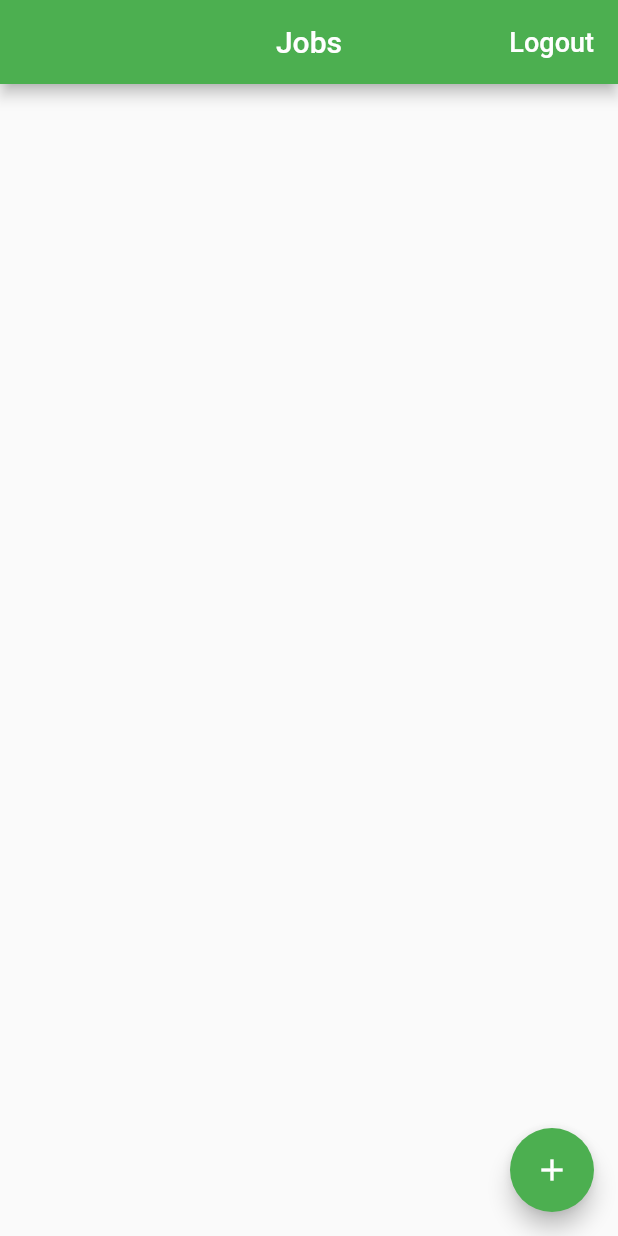
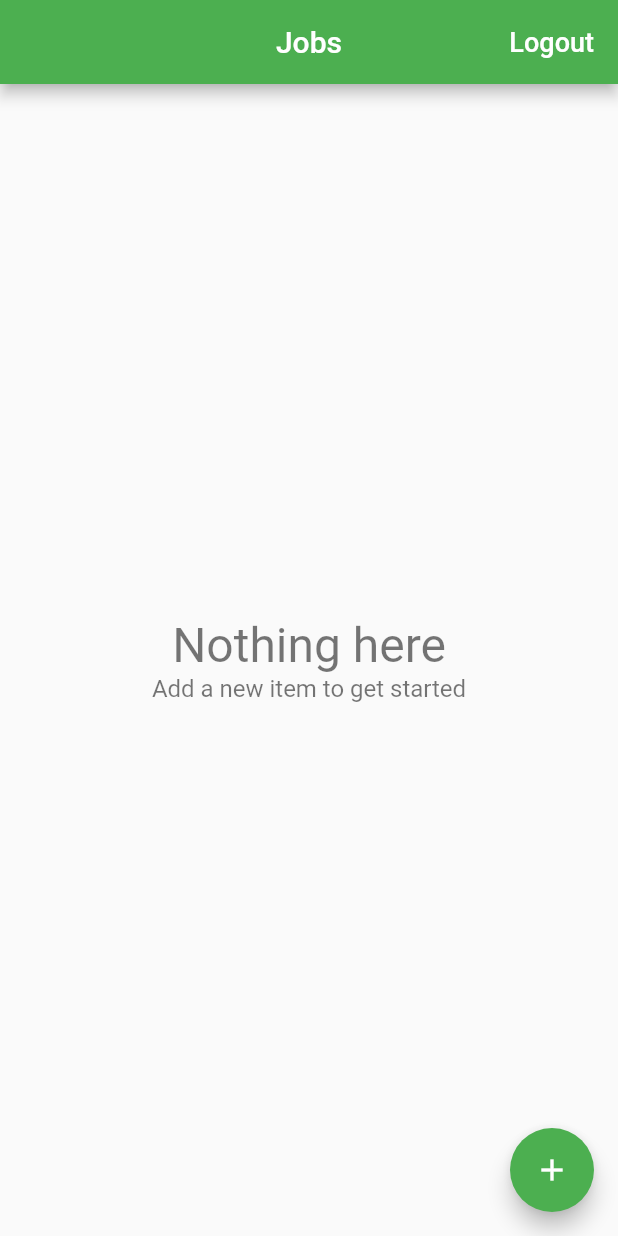
Before and after one commit to shibien/time-tracker-flutter-course, a Flutter app: the screen it shows once a user with an empty profile is signed in, on a phone screen of 412 x 824 dp. Run offline on Flutter 3.47's test engine with Material 2 defaults, Android fonts, the phone set to English and light mode, and no system bars; our stand-ins replace cloud_firestore, firebase_auth, firebase_core, google_sign_in; missing offline and left inert: flutter_facebook_login; accounts and stored records are empty.

Commit message:
add Jobs

```diff
--- /dev/null
+++ b/lib/app/home/jobs/empty_content.dart
@@ -0,0 +1,30 @@
+import 'package:flutter/material.dart';
+
+class EmptyContent extends StatelessWidget {
+  const EmptyContent({
+    Key key,
+    this.title = 'Nothing here',
+    this.message = 'Add a new item to get started',
+  }) : super(key: key);
+  final String title;
+  final String message;
+
+  @override
+  Widget build(BuildContext context) {
+    return Center(
+      child: Column(
+        mainAxisAlignment: MainAxisAlignment.center,
+        children: <Widget>[
+          Text(
+            title,
+            style: TextStyle(fontSize: 32.0, color: Colors.black54),
+          ),
+          Text(
+            message,
+            style: TextStyle(fontSize: 16.0, color: Colors.black54),
+          ),
+        ],
+      ),
+    );
+  }
+}
--- a/lib/app/home/jobs_page.dart
+++ b/lib/app/home/jobs/jobs_page.dart
@@ -1,9 +1,13 @@
 import 'package:flutter/material.dart';
 import 'package:provider/provider.dart';
+import 'package:time_tracker_flutter_course/app/home/jobs/edit_job_page.dart';
+import 'package:time_tracker_flutter_course/app/home/jobs/job_list_tile.dart';
 import 'package:time_tracker_flutter_course/app/home/models/job.dart';
 import 'package:time_tracker_flutter_course/common_widgets/platform_alert_dialog.dart';
 import 'package:time_tracker_flutter_course/services/auth.dart';
 import 'package:time_tracker_flutter_course/services/database.dart';
+
+import 'empty_content.dart';
 
 class JobsPage extends StatelessWidget {
   // HomePage({@required this.auth});
@@ -33,14 +37,13 @@ class JobsPage extends StatelessWidget {
     }
   }
 
-  Future<void> _createJob(BuildContext context) async {
-      final database = Provider.of<Database>(context, listen: false);
-      await database.createJob(Job(name: 'Blogging', ratePerHour: 10));
-  }
+  // Future<void> _createJob(BuildContext context) async {
+  //     final database = Provider.of<Database>(context, listen: false);
+  //     await database.createJob(Job(name: 'Blogging', ratePerHour: 10));
+  // }
 
   @override
   Widget build(BuildContext context) {
-
     return Scaffold(
       appBar: AppBar(
         title: Text('Jobs'),
@@ -61,7 +64,8 @@ class JobsPage extends StatelessWidget {
       body: _buildContents(context),
       floatingActionButton: FloatingActionButton(
         child: Icon(Icons.add),
-        onPressed: () => _createJob(context),
+        onPressed: () => EditJobPage.show(context),
+        // onPressed: () => _createJob(context),
       ),
     );
   }
@@ -71,10 +75,18 @@ class JobsPage extends StatelessWidget {
     return StreamBuilder<List<Job>>(
       stream: database.jobsStream(),
       builder: (context, snapshot) {
-        if(snapshot.hasData){
+        if (snapshot.hasData) {
           final jobs = snapshot.data;
-          final children = jobs.map((job) => Text(job.name)).toList();
-          return ListView(children: children);
+          if (jobs.isNotEmpty) {
+            final children = jobs
+                .map((job) => JobListTile(
+                      job: job,
+                      onTap: () => EditJobPage.show(context, job: job),
+                    ))
+                .toList();
+            return ListView(children: children);
+          }
+          return EmptyContent();
         }
         if (snapshot.hasError) {
           return Center(child: Text('Some error occurred'));
--- a/lib/app/home/models/job.dart
+++ b/lib/app/home/models/job.dart
@@ -1,18 +1,19 @@
 import 'package:flutter/foundation.dart';
 
 class Job {
-  Job({@required this.name, @required this.ratePerHour});
-
+  Job({@required this.id, @required this.name, @required this.ratePerHour});
+  final String id;
   final String name;
   final int ratePerHour;
 
-  factory Job.fromMap(Map<String, dynamic> data) {
+  factory Job.fromMap(Map<String, dynamic> data, String documentId) {
     if(data == null) {
       return null;
     }
     final String name = data['name'];
     final int ratePerHour = data['ratePerHour'];
     return Job(
+      id: documentId,
       name: name,
       ratePerHour: ratePerHour,
     );
--- a/lib/app/landing_page.dart
+++ b/lib/app/landing_page.dart
@@ -1,9 +1,10 @@
 import 'package:flutter/material.dart';
 import 'package:provider/provider.dart';
-import 'file:///D:/Documents_Alex/Projets/Flutter/Andrea-Flutter_Firebase_Build_a_Complete_App/MyCode/time_tracker_flutter_course/lib/app/home/jobs_page.dart';
 import 'package:time_tracker_flutter_course/app/sign-in/sign_in_page.dart';
 import 'package:time_tracker_flutter_course/services/auth.dart';
 import 'package:time_tracker_flutter_course/services/database.dart';
+
+import 'home/jobs/jobs_page.dart';
 
 //class LandingPage extends StatefulWidget {
 class LandingPage extends StatelessWidget {
--- a/lib/services/firestore_service.dart
+++ b/lib/services/firestore_service.dart
@@ -13,12 +13,12 @@ class FirestoreService {
 
   Stream<List<T>> collectionStream<T>({
     @required String path,
-    @required T builder(Map<String, dynamic> data),
+    @required T builder(Map<String, dynamic> data, String documentId),
   }) {
     final reference = FirebaseFirestore.instance.collection(path);
     final snapshots = reference.snapshots();
     return snapshots.map((snapshot) =>
         snapshot.docs.map(
-                (snapshot) => builder(snapshot.data())).toList());
+                (snapshot) => builder(snapshot.data(), snapshot.id)).toList());
   }
 }
```
Also changed, not shown: lib/app/home/jobs/edit_job_page.dart (added, +144 -0 lines), lib/app/home/jobs/job_list_tile.dart (added, +17 -0 lines), lib/app/home/jobs/list_item_builder.dart (added, +16 -0 lines), lib/services/database.dart (+6 -4 lines).
